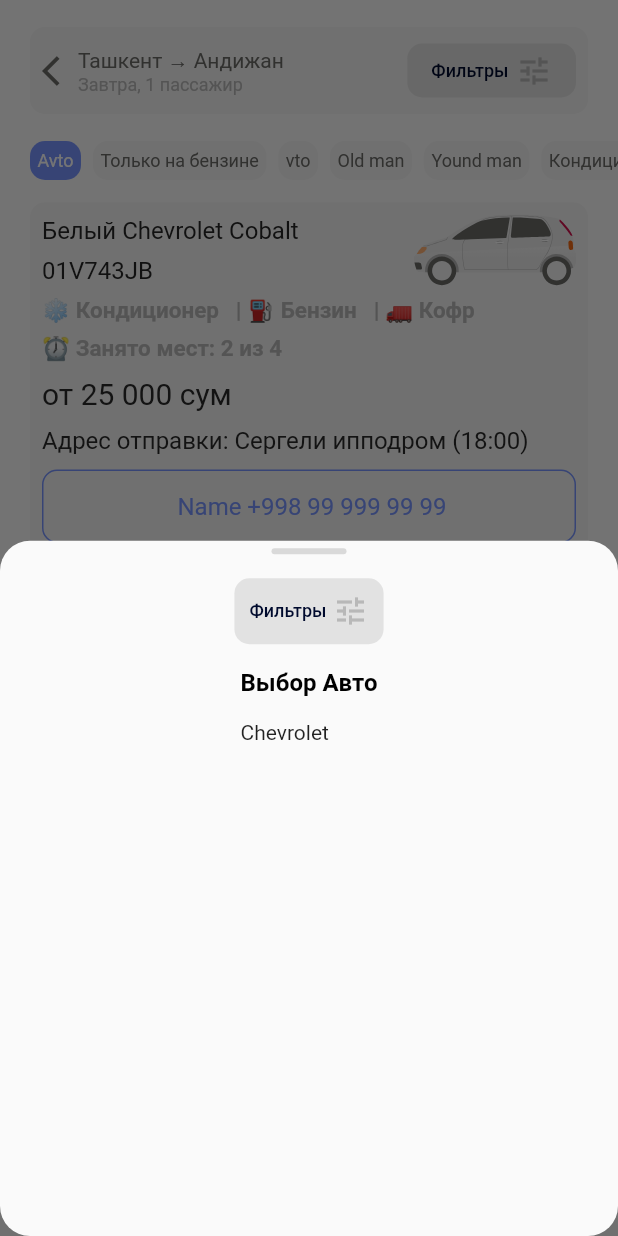
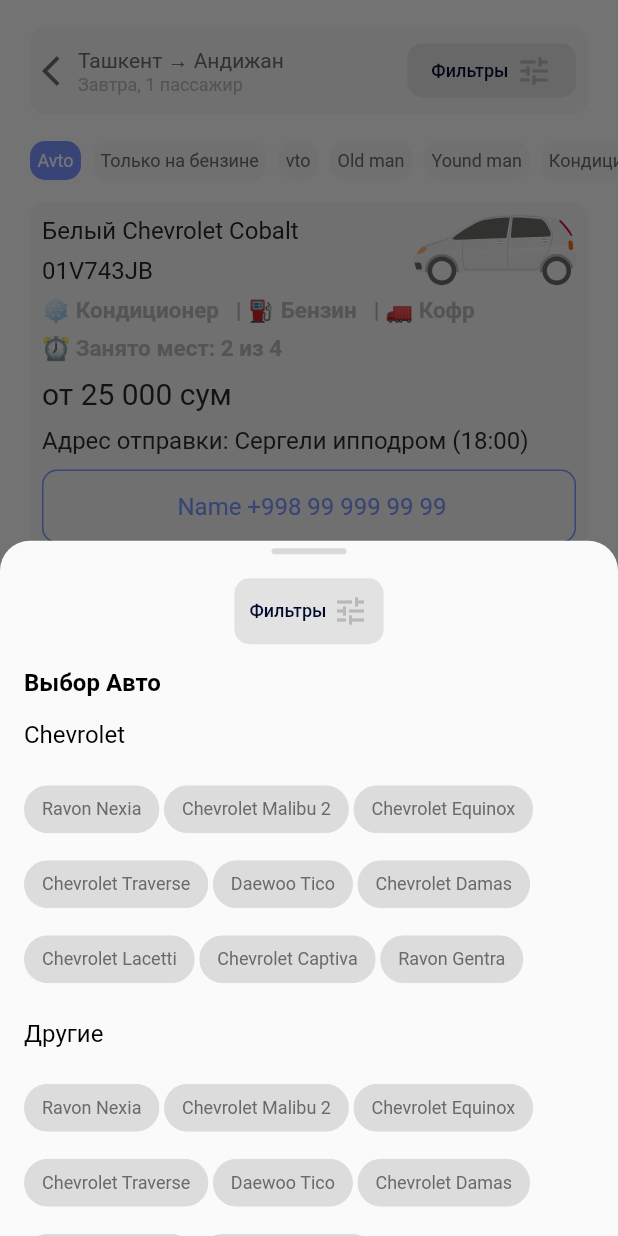
Before and after one commit to Abdurrahmon-xoja/vodiy_petak_alpha_project, a Flutter app: the Cards screen opened directly, after a tap on "Avto", on a phone screen of 412 x 824 dp. Run offline on Flutter 3.47's test engine with Material 2 defaults, Android fonts, the light colour scheme and no system bars; our stand-ins replace flutter_otp_text_field, flutter_svg, get; Roboto replaces fonts that are missing (Poppins).

Commit message:
added bottom sheet full working auto option

```diff
--- a/lib/consts/filtering_const.dart
+++ b/lib/consts/filtering_const.dart
@@ -1,3 +1,6 @@
+import 'dart:core';
+import 'package:flutter/material.dart';
+
 List<String> filterOptionsNames = [
   "Avto",
   "Только на бензине",
@@ -10,3 +13,27 @@
   "Old man",
   "Yound man"
 ];
+
+List<String> autoChevroletOptions = [
+  "Ravon Nexia",
+  "Chevrolet Malibu 2",
+  "Chevrolet Equinox",
+  "Chevrolet Traverse",
+  "Daewoo Tico",
+  "Chevrolet Damas",
+  "Chevrolet Lacetti",
+  "Chevrolet Captiva",
+  "Ravon Gentra",
+];
+
+List<String> autoOthersOptions = [
+  "Ravon Nexia",
+  "Chevrolet Malibu 2",
+  "Chevrolet Equinox",
+  "Chevrolet Traverse",
+  "Daewoo Tico",
+  "Chevrolet Damas",
+  "Chevrolet Lacetti",
+  "Chevrolet Captiva",
+  "Ravon Gentra"
+];
--- /dev/null
+++ b/lib/view/OrderUser/BottomSliderAuto.dart
@@ -0,0 +1,197 @@
+import 'package:flutter/material.dart';
+import 'package:vodiy_petak_alpha_project/consts/castem_widgets_const.dart';
+
+import '../../consts/colors_const.dart';
+import '../../consts/filtering_const.dart';
+
+class BottomSliderAuto extends StatefulWidget {
+  const BottomSliderAuto({super.key});
+
+  @override
+  State<BottomSliderAuto> createState() => _BottomSliderAutoState();
+}
+
+class _BottomSliderAutoState extends State<BottomSliderAuto> {
+  List<bool> autoChevroletOptionsBool =
+      List.generate(autoChevroletOptions.length, (index) => false);
+  List<bool> autoOthersOptionsBool =
+      List.generate(autoOthersOptions.length - 1, (index) => false);
+  @override
+  Widget build(BuildContext context) {
+    return SingleChildScrollView(
+      child: Column(
+        children: [
+          SizedBox(
+            height: 5,
+          ),
+          Container(
+            width: 50,
+            height: 4,
+            decoration: BoxDecoration(
+              borderRadius: BorderRadius.circular(100.0),
+              color: const Color(0xffD9D9D9),
+            ),
+          ),
+          SizedBox(
+            height: 16,
+          ),
+          IntrinsicWidth(
+            child: Container(
+              // width: 50,
+              padding: EdgeInsets.all(10.0),
+              decoration: BoxDecoration(
+                color: Color(0xffE2E2E2),
+                borderRadius: BorderRadius.circular(10),
+              ),
+              child: const Row(
+                mainAxisAlignment: MainAxisAlignment.spaceBetween,
+                children: [
+                  Text(
+                    "Фильтры",
+                    style: TextStyle(
+                      fontSize: 12,
+                      fontWeight: FontWeight.w500,
+                      color: cdarkTextColor,
+                    ),
+                  ),
+                  SizedBox(
+                    width: 4,
+                  ),
+                  Icon(
+                    Icons.tune,
+                    color: cclueColor,
+                  ),
+                ],
+              ),
+            ),
+          ),
+          SizedBox(
+            height: 16,
+          ),
+          SizedBox(
+            width: double.infinity,
+            child: Container(
+              padding: EdgeInsets.symmetric(horizontal: 16),
+              child: Column(
+                crossAxisAlignment: CrossAxisAlignment.start,
+                children: [
+                  Text(
+                    "Выбор Авто",
+                    style: TextStyle(
+                        fontSize: 16,
+                        fontWeight: FontWeight.w700,
+                        color: Color(0xff000000)),
+                  ),
+                  SizedBox(
+                    height: 16,
+                  ),
+                  Text(
+                    "Chevrolet",
+                    style: TextStyle(fontSize: 16, color: Color(0xff000000)),
+                  ),
+                  SizedBox(
+                    height: 16,
+                  ),
+                  Wrap(
+                    spacing: 3,
+                    runSpacing: 2,
+                    children: autoOptions("Chevrolet"),
+                  ),
+                  SizedBox(
+                    height: 16,
+                  ),
+                  Text(
+                    "Другие",
+                    style: TextStyle(fontSize: 16, color: Color(0xff000000)),
+                  ),
+                  SizedBox(
+                    height: 16,
+                  ),
+                  Wrap(
+                    spacing: 3,
+                    runSpacing: 2,
+                    children: autoOptions("others"),
+                  ),
+                  SizedBox(
+                    height: 20,
+                  ),
+                  button(
+                      text: "hello",
+                      color: caccentColor,
+                      onPressed: () {
+                        // here we going to ask backen for cars
+
+                        Navigator.pop(context);
+                      }),
+                  SizedBox(
+                    height: 20,
+                  ),
+                ],
+              ),
+            ),
+          ),
+        ],
+      ),
+    );
+  }
+
+  List<Widget> autoOptions(String name) {
+    List<Widget> result = [];
+
+    if (name == "Chevrolet") {
+      result = List.generate(
+        autoChevroletOptionsBool.length,
+        (index) => ChoiceChip(
+          labelStyle: TextStyle(
+            color: autoChevroletOptionsBool[index] == true
+                ? cwhiteColor
+                : cworkingHintColor,
+          ),
+          label: Text(
+            autoChevroletOptions[index],
+            style: const TextStyle(
+              fontSize: 12.0,
+              fontWeight: FontWeight.w400,
+            ),
+          ),
+          selected: autoChevroletOptionsBool[index],
+          selectedColor: caccentColor,
+          onSelected: (newSelection) {
+            print(autoChevroletOptions[index]);
+            setState(() {
+              autoChevroletOptionsBool[index] = newSelection;
+            });
+          },
+        ),
+      );
+    } else if (name == "others") {
+      result = List.generate(
+        autoOthersOptionsBool.length,
+        (index) => ChoiceChip(
+          labelStyle: TextStyle(
+            color: autoOthersOptionsBool[index] == true
+                ? cwhiteColor
+                : cworkingHintColor,
+          ),
+          label: Text(
+            autoOthersOptions[index],
+            style: const TextStyle(
+              fontSize: 12.0,
+              fontWeight: FontWeight.w400,
+            ),
+          ),
+          selected: autoOthersOptionsBool[index],
+          selectedColor: caccentColor,
+          onSelected: (newSelection) {
+            print(autoOthersOptions[index]);
+            setState(() {
+              autoOthersOptionsBool[index] = newSelection;
+            });
+          },
+        ),
+      );
+    }
+
+    return result;
+  }
+}
--- a/lib/view/OrderUser/Cards_screem.dart
+++ b/lib/view/OrderUser/Cards_screem.dart
@@ -4,6 +4,7 @@
 import 'package:vodiy_petak_alpha_project/consts/colors_const.dart';
 
 import '../../consts/filtering_const.dart';
+import 'BottomSliderAuto.dart';
 
 class Cards extends StatefulWidget {
   const Cards({super.key});
@@ -14,7 +15,7 @@
 
 class _CardsState extends State<Cards> {
   List<bool> filterOptionsIsChoosed =
-      List.generate(filterOptionsNames.length - 1, (index) => false);
+      List.generate(filterOptionsNames.length, (index) => false);
 
   int _currentIndex = 0;
   List<Widget> body = const [
@@ -299,89 +300,20 @@
 
   List<Widget> options() {
     List<Widget> result = List.generate(
-        filterOptionsNames.length - 1,
+        filterOptionsNames.length,
         (index) => GestureDetector(
               onTap: () {
                 if (filterOptionsNames[index] == "Avto") {
                   showModalBottomSheet(
                       context: context,
                       shape: RoundedRectangleBorder(
-                        borderRadius: BorderRadius.circular(20.0),
+                        borderRadius: BorderRadius.only(
+                          topLeft: Radius.circular(20.0),
+                          topRight: Radius.circular(20.0),
+                        ),
                       ),
                       builder: (BuildContext context) {
-                        return Container(
-                          child: Column(
-                            children: [
-                              SizedBox(
-                                height: 5,
-                              ),
-                              Container(
-                                width: 50,
-                                height: 4,
-                                decoration: BoxDecoration(
-                                  borderRadius: BorderRadius.circular(100.0),
-                                  color: const Color(0xffD9D9D9),
-                                ),
-                              ),
-                              SizedBox(
-                                height: 16,
-                              ),
-                              IntrinsicWidth(
-                                child: Container(
-                                  // width: 50,
-                                  padding: EdgeInsets.all(10.0),
-                                  decoration: BoxDecoration(
-                                    color: Color(0xffE2E2E2),
-                                    borderRadius: BorderRadius.circular(10),
-                                  ),
-                                  child: const Row(
-                                    mainAxisAlignment:
-                                        MainAxisAlignment.spaceBetween,
-                                    children: [
-                                      Text(
-                                        "Фильтры",
-                                        style: TextStyle(
-                                          fontSize: 12,
-                                          fontWeight: FontWeight.w500,
-                                          color: cdarkTextColor,
-                                        ),
-                                      ),
-                                      SizedBox(
-                                        width: 4,
-                                      ),
-                                      Icon(
-                                        Icons.tune,
-                                        color: cclueColor,
-                                      ),
-                                    ],
-                                  ),
-                                ),
-                              ),
-                              SizedBox(
-                                height: 16,
-                              ),
-                              Column(
-                                crossAxisAlignment: CrossAxisAlignment.start,
-                                children: [
-                                  Text(
-                                    "Выбор Авто",
-                                    style: TextStyle(
-                                        fontSize: 16,
-                                        fontWeight: FontWeight.w700,
-                                        color: Color(0xff000000)),
-                                  ),
-                                  SizedBox(
-                                    height: 16,
-                                  ),
-                                  Text("Chevrolet"),
-                                  SizedBox(
-                                    height: 16,
-                                  ),
-                                ],
-                              )
-                            ],
-                          ),
-                        );
+                        return BottomSliderAuto();
                       });
                 }
                 setState(() {
@@ -413,7 +345,6 @@
               ),
             ));
     if (result.isNotEmpty) {
-      print(filterOptionsIsChoosed);
       return result;
     }
     return [];
```
